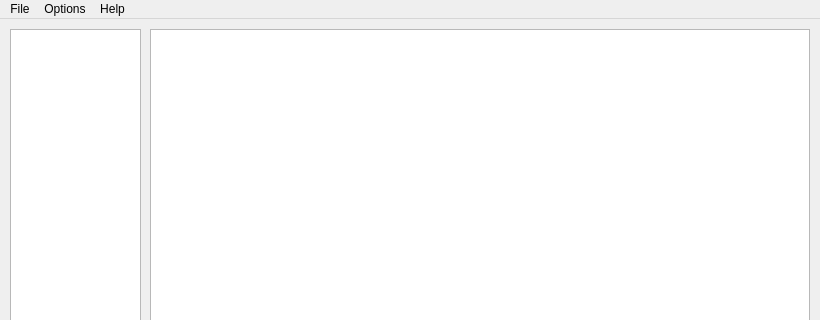
This is ui/code.ui in RedEnder666/RickRoll_IDE as Qt 5 draws it before an edit; both pictures show x 0 to 820 and y 0 to 320 of the 820 by 620 pixel window. The edited form follows.
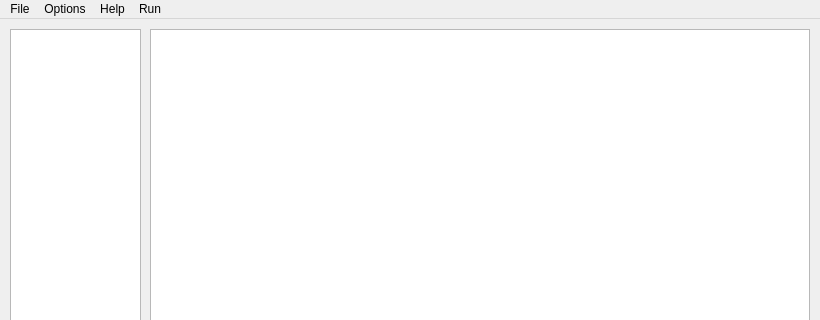
This is the edited form. Custom widgets are drawn as their Qt base class.

What changed in the file:
```diff
--- a/ui/code.ui
+++ b/ui/code.ui
@@ -121,9 +121,16 @@
     <addaction name="actionAbout_IDE"/>
     <addaction name="menuRickroll_lang_docs"/>
    </widget>
+   <widget class="QMenu" name="menuRun">
+    <property name="title">
+     <string>Run</string>
+    </property>
+    <addaction name="actionRun_current_script"/>
+   </widget>
    <addaction name="menuFile"/>
    <addaction name="menuOptions"/>
    <addaction name="menuHelp"/>
+   <addaction name="menuRun"/>
   </widget>
   <action name="actionNew">
    <property name="text">
```
Left out of the diff: 5 changed lines with no effect on the pictures.
